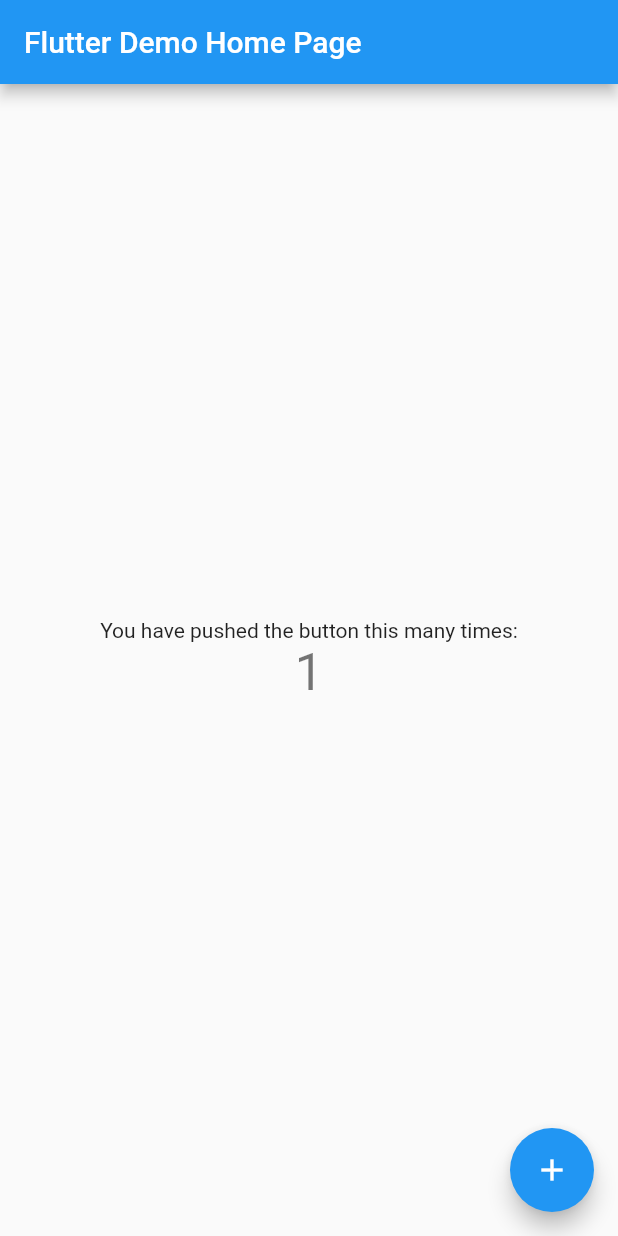
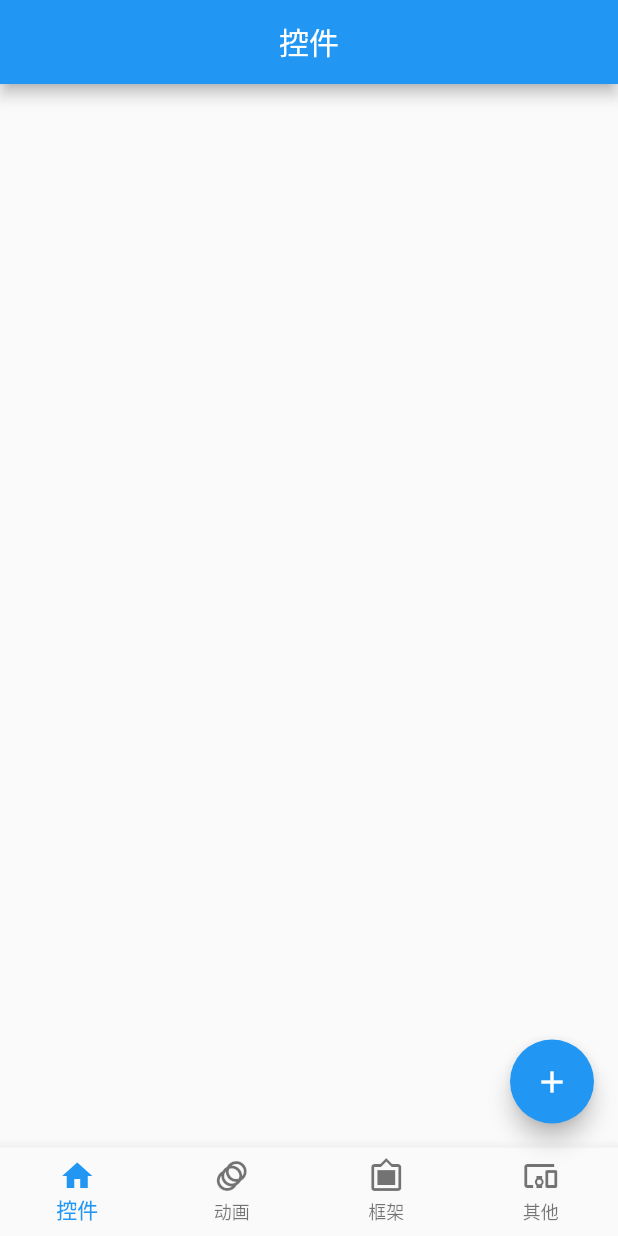
Before and after one commit to AndroidYou/FlutterStudy, a Flutter app: the screen it shows after launch, after a tap on the "add" icon, on a phone screen of 412 x 824 dp. Run offline on Flutter 3.47's test engine with Material 2 defaults, Android fonts, the phone set to English and light mode, and no system bars; missing offline and left inert: dart:ffi.

Commit message:
1，三种通信方式

```diff
--- /dev/null
+++ b/lib/home/home_route.dart
@@ -0,0 +1,15 @@
+import 'package:flutter/cupertino.dart';
+
+class HomeRoute extends StatefulWidget{
+  const HomeRoute({super.key});
+
+  @override
+  State<StatefulWidget> createState()=>_HomeRoute();
+}
+class _HomeRoute extends State<HomeRoute>{
+  @override
+  Widget build(BuildContext context) {
+   return Center();
+  }
+
+}
--- a/lib/main.dart
+++ b/lib/main.dart
@@ -1,4 +1,6 @@
 import 'package:flutter/material.dart';
+import 'package:flutterstudy/home/home_route.dart';
+import 'package:flutterstudy/others/other_route.dart';
 
 void main() {
   runApp(const MyApp());
@@ -11,37 +13,18 @@ class MyApp extends StatelessWidget {
   @override
   Widget build(BuildContext context) {
     return MaterialApp(
+      debugShowCheckedModeBanner: false,
       title: 'Flutter Demo',
       theme: ThemeData(
-        // This is the theme of your application.
-        //
-        // Try running your application with "flutter run". You'll see the
-        // application has a blue toolbar. Then, without quitting the app, try
-        // changing the primarySwatch below to Colors.green and then invoke
-        // "hot reload" (press "r" in the console where you ran "flutter run",
-        // or simply save your changes to "hot reload" in a Flutter IDE).
-        // Notice that the counter didn't reset back to zero; the application
-        // is not restarted.
         primarySwatch: Colors.blue,
       ),
-      home: const MyHomePage(title: 'Flutter Demo Home Page'),
+      home: const MyHomePage(),
     );
   }
 }
 
 class MyHomePage extends StatefulWidget {
-  const MyHomePage({super.key, required this.title});
-
-  // This widget is the home page of your application. It is stateful, meaning
-  // that it has a State object (defined below) that contains fields that affect
-  // how it looks.
-
-  // This class is the configuration for the state. It holds the values (in this
-  // case the title) provided by the parent (in this case the App widget) and
-  // used by the build method of the State. Fields in a Widget subclass are
-  // always marked "final".
-
-  final String title;
+  const MyHomePage({super.key});
 
   @override
   State<MyHomePage> createState() => _MyHomePageState();
@@ -49,67 +32,65 @@ class MyHomePage extends StatefulWidget {
 
 class _MyHomePageState extends State<MyHomePage> {
   int _counter = 0;
+  final List _titles = ['控件', '动画', '框架', '其他'];
+  final List<Widget> _pages = [
+    const HomeRoute(),
+    const HomeRoute(),
+    const HomeRoute(),
+    const OtherRoute()
+  ];
+   late PageController _controller;
 
-  void _incrementCounter() {
-    setState(() {
-      // This call to setState tells the Flutter framework that something has
-      // changed in this State, which causes it to rerun the build method below
-      // so that the display can reflect the updated values. If we changed
-      // _counter without calling setState(), then the build method would not be
-      // called again, and so nothing would appear to happen.
-      _counter++;
-    });
+  @override
+  void initState() {
+    super.initState();
+    _controller = PageController(initialPage: _counter);
+  }
+  @override
+  void dispose() {
+    _controller.dispose();
+    super.dispose();
   }
 
   @override
   Widget build(BuildContext context) {
-    // This method is rerun every time setState is called, for instance as done
-    // by the _incrementCounter method above.
-    //
-    // The Flutter framework has been optimized to make rerunning build methods
-    // fast, so that you can just rebuild anything that needs updating rather
-    // than having to individually change instances of widgets.
     return Scaffold(
       appBar: AppBar(
+        centerTitle: true,
         // Here we take the value from the MyHomePage object that was created by
         // the App.build method, and use it to set our appbar title.
-        title: Text(widget.title),
+        title: Text(_titles[_counter]),
       ),
-      body: Center(
-        // Center is a layout widget. It takes a single child and positions it
-        // in the middle of the parent.
-        child: Column(
-          // Column is also a layout widget. It takes a list of children and
-          // arranges them vertically. By default, it sizes itself to fit its
-          // children horizontally, and tries to be as tall as its parent.
-          //
-          // Invoke "debug painting" (press "p" in the console, choose the
-          // "Toggle Debug Paint" action from the Flutter Inspector in Android
-          // Studio, or the "Toggle Debug Paint" command in Visual Studio Code)
-          // to see the wireframe for each widget.
-          //
-          // Column has various properties to control how it sizes itself and
-          // how it positions its children. Here we use mainAxisAlignment to
-          // center the children vertically; the main axis here is the vertical
-          // axis because Columns are vertical (the cross axis would be
-          // horizontal).
-          mainAxisAlignment: MainAxisAlignment.center,
-          children: <Widget>[
-            const Text(
-              'You have pushed the button this many times:',
-            ),
-            Text(
-              '$_counter',
-              style: Theme.of(context).textTheme.headlineMedium,
-            ),
-          ],
-        ),
+      body: PageView(controller: _controller,children: _pages,),
+      bottomNavigationBar: BottomNavigationBar(
+        items: _itemBar(),
+        currentIndex: _counter,
+        type: BottomNavigationBarType.fixed,
+        onTap: (index) {
+          setState(() {
+            _counter = index;
+            _controller.jumpToPage(index);
+          });
+        },
       ),
       floatingActionButton: FloatingActionButton(
-        onPressed: _incrementCounter,
         tooltip: 'Increment',
+        onPressed: () {},
         child: const Icon(Icons.add),
       ), // This trailing comma makes auto-formatting nicer for build methods.
     );
   }
+
+  _itemBar() {
+    List<BottomNavigationBarItem> list = [];
+    list.add(
+        const BottomNavigationBarItem(icon: Icon(Icons.home), label: '控件'));
+    list.add(const BottomNavigationBarItem(
+        icon: Icon(Icons.animation), label: '动画'));
+    list.add(const BottomNavigationBarItem(
+        icon: Icon(Icons.filter_frames), label: '框架'));
+    list.add(const BottomNavigationBarItem(
+        icon: Icon(Icons.devices_other), label: '其他'));
+    return list;
+  }
 }
--- /dev/null
+++ b/lib/others/other_route.dart
@@ -0,0 +1,43 @@
+import 'package:flutter/cupertino.dart';
+import 'package:flutter/material.dart';
+import 'package:flutter/services.dart';
+import 'package:flutterstudy/others/channel/basic_message_channel.dart';
+import 'package:flutterstudy/others/channel/event_channel_route.dart';
+import 'package:flutterstudy/others/channel/method_channel_route.dart';
+
+class OtherRoute extends StatefulWidget{
+  const OtherRoute({super.key});
+  @override
+  State<StatefulWidget> createState() => _OtherRoute();
+}
+class _OtherRoute extends State<OtherRoute>{
+  @override
+  Widget build(BuildContext context) {
+    return ListView(
+
+      children:  [
+        const ListTile(
+          title: Text('Flutter和Android原生三种通信方式'),
+        ),
+        ListTile(
+          title: const Text('BasicMessageChannel'),
+          onTap: (){
+             Navigator.push(context, MaterialPageRoute(builder: (context)=>const BasicMessageChannelRoute()));
+          },
+        ),
+        ListTile(
+          title: const Text('EventChannel'),
+          onTap: (){
+            Navigator.push(context, MaterialPageRoute(builder: (context)=>const EventChannelRoute()));
+          },
+        ), ListTile(
+          title: const Text('MethodChannel'),
+          onTap: (){
+            Navigator.push(context, MaterialPageRoute(builder: (context)=>const MethodChannelRoute()));
+          },
+        )
+      ],
+    );
+  }
+
+}
```
Also changed, not shown: lib/others/channel/basic_message_channel.dart (added, +43 -0 lines), lib/others/channel/event_channel_route.dart (added, +42 -0 lines), lib/others/channel/method_channel_route.dart (added, +42 -0 lines), 2 other files.
